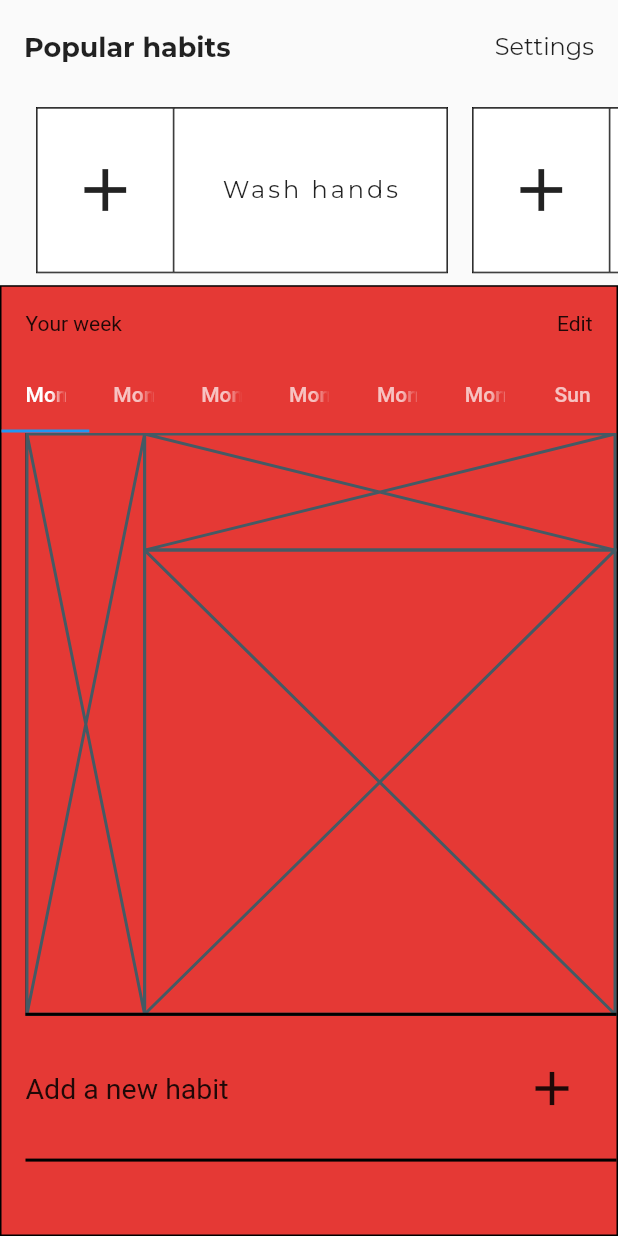
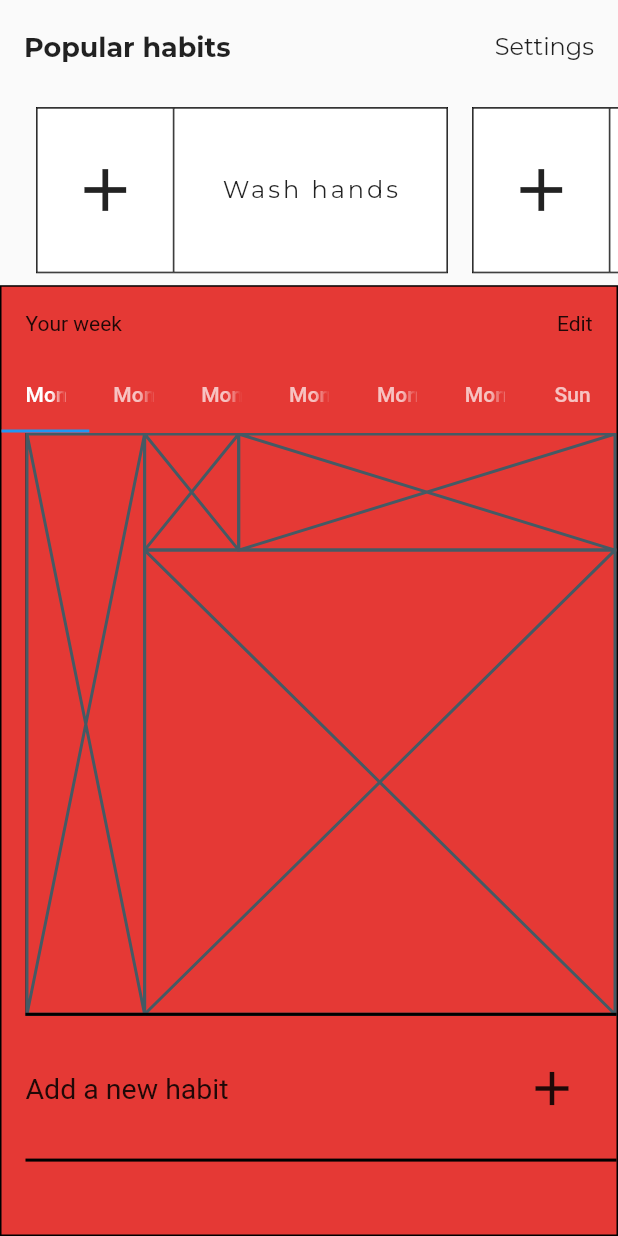
Before and after one commit to JAICHANGPARK/flutter_notebook_5th_story, a Flutter app: the screen it shows after launch, on a phone screen of 412 x 824 dp. Run offline on Flutter 3.47's test engine with Material 2 defaults, Android fonts, the phone set to English and light mode, and no system bars; our stand-ins replace google_fonts, local_auth, page_transition, sleek_circular_slider; missing offline and left inert: calendar_strip.

Commit message:
Update habit_main_page.dart

```diff
--- a/lib/ep443_habit_app/habit_main_page.dart
+++ b/lib/ep443_habit_app/habit_main_page.dart
@@ -226,6 +226,10 @@ class _HabitMainPageState extends State<HabitMainPage> with TickerProviderStateM
                                               Expanded(
                                                 flex: 2,
                                                 child: Placeholder(),
+                                              ),
+                                              Expanded(
+                                                flex: 8,
+                                                child: Placeholder(),
                                               )
                                             ],
                                           ),
```
